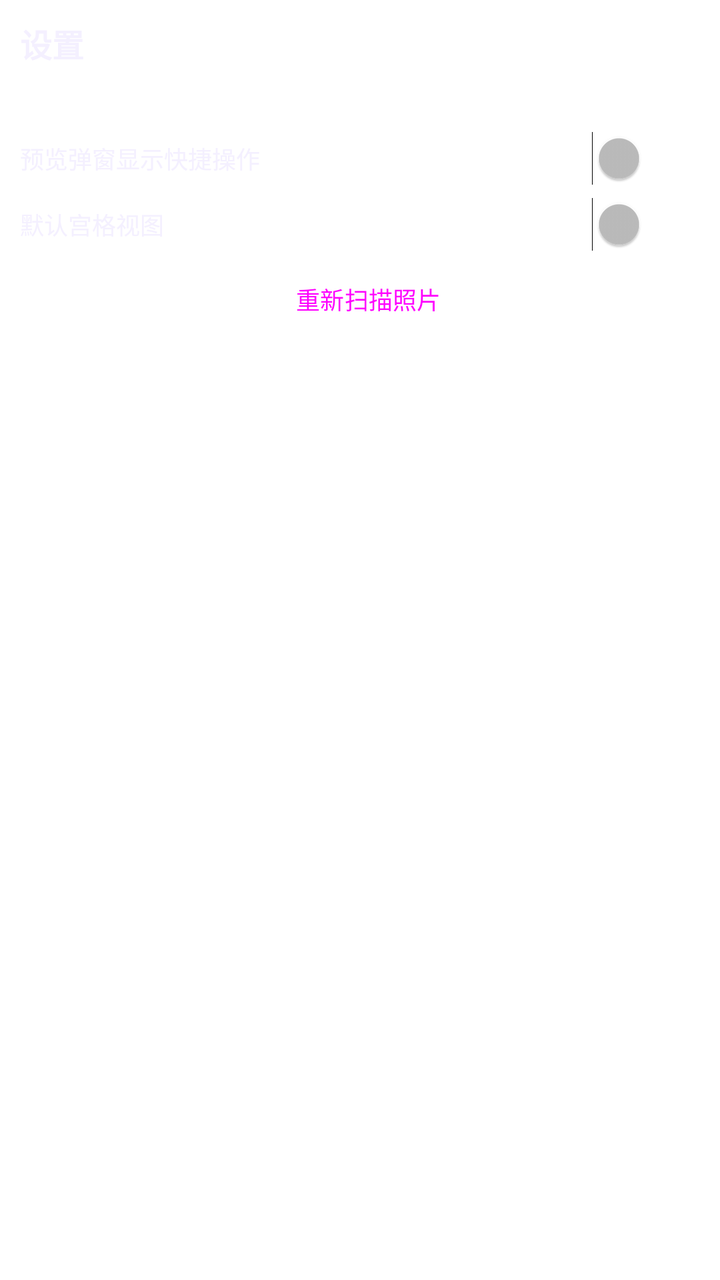
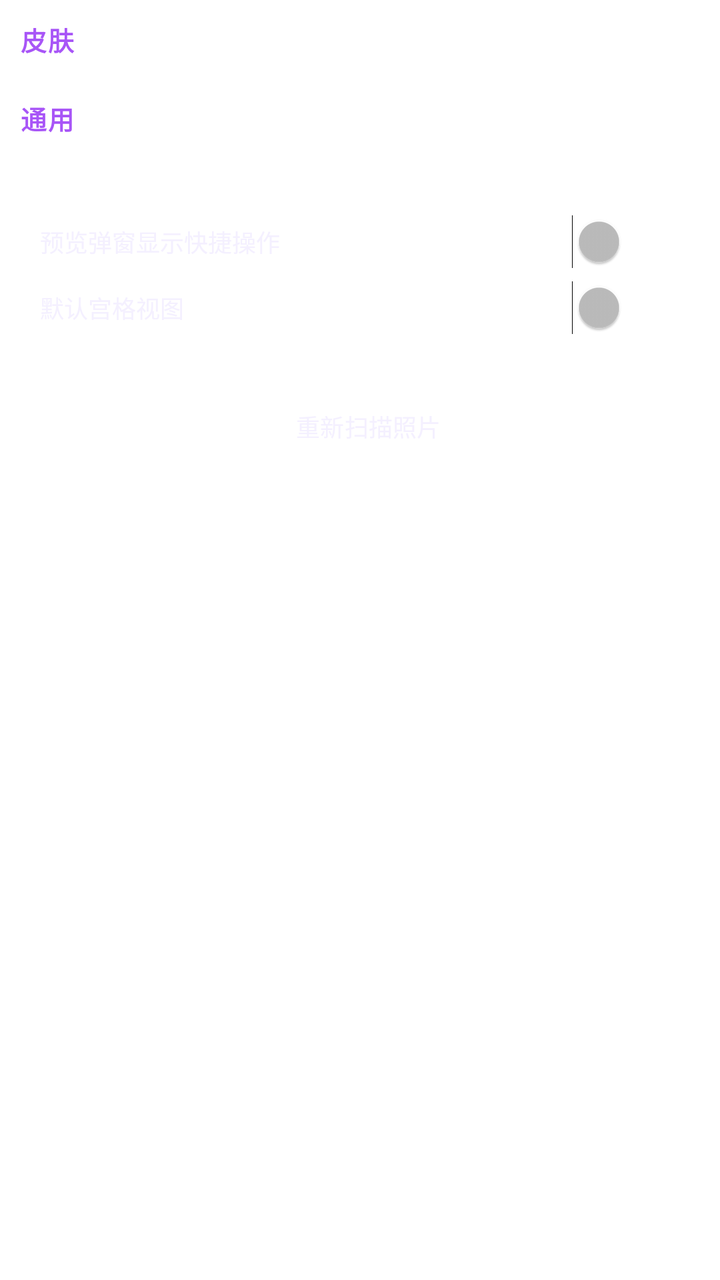

Screens rendered from an Android XML layout before and after an edit, with the pre-edit source and the edit as a unified diff.
<!-- AndroidManifest.xml: application theme Skin.Aurora -->
<!-- res/layout/page_settings.xml -->
<?xml version="1.0" encoding="utf-8"?>
<ScrollView xmlns:android="http://schemas.android.com/apk/res/android"
    android:layout_width="match_parent" android:layout_height="match_parent" android:padding="10dp">
    <LinearLayout android:layout_width="match_parent" android:layout_height="wrap_content" android:orientation="vertical">
        <TextView android:layout_width="match_parent" android:layout_height="wrap_content"
            android:text="设置" android:textSize="16sp" android:textColor="@color/text" android:textStyle="bold" android:paddingBottom="8dp"/>
        <TextView android:id="@+id/stat" android:layout_width="match_parent" android:layout_height="wrap_content"
            android:textSize="12sp" android:textColor="@color/dim" android:paddingBottom="8dp"/>
        <LinearLayout android:layout_width="match_parent" android:layout_height="wrap_content"
            android:orientation="horizontal" android:gravity="center_vertical">
            <TextView android:layout_width="0dp" android:layout_height="wrap_content" android:layout_weight="1"
                android:text="预览弹窗显示快捷操作" android:textSize="12sp" android:textColor="@color/text"/>
            <Switch android:id="@+id/swPreview" android:layout_width="wrap_content" android:layout_height="wrap_content"/>
        </LinearLayout>
        <LinearLayout android:layout_width="match_parent" android:layout_height="wrap_content"
            android:orientation="horizontal" android:gravity="center_vertical" android:paddingTop="6dp">
            <TextView android:layout_width="0dp" android:layout_height="wrap_content" android:layout_weight="1"
                android:text="默认宫格视图" android:textSize="12sp" android:textColor="@color/text"/>
            <Switch android:id="@+id/swGrid" android:layout_width="wrap_content" android:layout_height="wrap_content"/>
        </LinearLayout>
        <Button android:id="@+id/btnRescan" style="?android:attr/buttonBarButtonStyle"
            android:layout_width="match_parent" android:layout_height="wrap_content" android:text="重新扫描照片" android:textSize="12sp"/>
        <TextView android:id="@+id/version" android:layout_width="match_parent" android:layout_height="wrap_content"
            android:textSize="11sp" android:textColor="@color/dim"
            android:gravity="center" android:paddingTop="16dp"/>
    </LinearLayout>
</ScrollView>
<!-- resources referenced by this layout -->
<resources>
  <color name="dim">#FF9A8BBF</color>
  <color name="text">#FFF4F0FF</color>
  <style name="Skin.Aurora" parent="Base.PhotoBox">
          <item name="bgTopColor">#FF1A0B2E</item>
          <item name="bgBottomColor">#FF0D0518</item>
          <item name="glassColor">#1FFFFFFF</item>
          <item name="glassStrongColor">#2BFFFFFF</item>
          <item name="strokeColor">#24FFFFFF</item>
          <item name="surfaceStrongColor">#E61A0B2E</item>
          <item name="accentColor">#FFA855F7</item>
          <item name="accentSoftColor">#33A855F7</item>
          <item name="textColorMain">#FFF4F0FF</item>
          <item name="dangerColor">#FFF43F5E</item>
          <item name="okColor">#FF34D399</item>
          <item name="textColorDim">#FF9A8BBF</item>
      </style>
  <style name="Base.PhotoBox" parent="Theme.Material3.Dark.NoActionBar">
          <item name="android:windowBackground">@drawable/bg_app</item>
          <item name="android:statusBarColor">@android:color/transparent</item>
          <item name="android:navigationBarColor">@android:color/transparent</item>
          <item name="android:windowLightStatusBar">false</item>
          <item name="android:windowTranslucentStatus">true</item>
          <item name="android:windowTranslucentNavigation">true</item>
  
          <item name="colorPrimary">?attr/accentColor</item>
          <item name="colorOnPrimary">?attr/textColorMain</item>
          <item name="colorSurface">?attr/glassColor</item>
          <item name="colorOnSurface">?attr/textColorMain</item>
          <item name="colorControlNormal">?attr/textColorDim</item>
          <item name="colorControlActivated">?attr/accentColor</item>
  
          <item name="android:textColorPrimary">?attr/textColorMain</item>
          <item name="android:textColorSecondary">?attr/textColorDim</item>
          <item name="android:textColorHint">?attr/textColorDim</item>
      </style>
</resources>

<!-- the commit's change to res/layout/page_settings.xml (unified diff, before → after) -->
@@ -2,26 +2,46 @@
 <ScrollView xmlns:android="http://schemas.android.com/apk/res/android"
     android:layout_width="match_parent" android:layout_height="match_parent" android:padding="10dp">
     <LinearLayout android:layout_width="match_parent" android:layout_height="wrap_content" android:orientation="vertical">
+
         <TextView android:layout_width="match_parent" android:layout_height="wrap_content"
-            android:text="设置" android:textSize="16sp" android:textColor="@color/text" android:textStyle="bold" android:paddingBottom="8dp"/>
-        <TextView android:id="@+id/stat" android:layout_width="match_parent" android:layout_height="wrap_content"
-            android:textSize="12sp" android:textColor="@color/dim" android:paddingBottom="8dp"/>
+            android:text="皮肤" android:textSize="13sp" android:textColor="?attr/accentColor"
+            android:textStyle="bold" android:paddingBottom="6dp" android:letterSpacing="0.05"/>
+
+        <androidx.recyclerview.widget.RecyclerView android:id="@+id/skinList"
+            android:layout_width="match_parent" android:layout_height="wrap_content"
+            android:overScrollMode="never" android:nestedScrollingEnabled="false"/>
+
+        <TextView android:layout_width="match_parent" android:layout_height="wrap_content"
+            android:text="通用" android:textSize="13sp" android:textColor="?attr/accentColor"
+            android:textStyle="bold" android:paddingTop="14dp" android:paddingBottom="6dp" android:letterSpacing="0.05"/>
+
         <LinearLayout android:layout_width="match_parent" android:layout_height="wrap_content"
-            android:orientation="horizontal" android:gravity="center_vertical">
-            <TextView android:layout_width="0dp" android:layout_height="wrap_content" android:layout_weight="1"
-                android:text="预览弹窗显示快捷操作" android:textSize="12sp" android:textColor="@color/text"/>
-            <Switch android:id="@+id/swPreview" android:layout_width="wrap_content" android:layout_height="wrap_content"/>
+            android:orientation="vertical" android:background="@drawable/glass_card" android:padding="10dp">
+
+            <TextView android:id="@+id/stat" android:layout_width="match_parent" android:layout_height="wrap_content"
+                android:textSize="11sp" android:textColor="?attr/textColorDim" android:paddingBottom="8dp"/>
+
+            <LinearLayout android:layout_width="match_parent" android:layout_height="wrap_content"
+                android:orientation="horizontal" android:gravity="center_vertical">
+                <TextView android:layout_width="0dp" android:layout_height="wrap_content" android:layout_weight="1"
+                    android:text="预览弹窗显示快捷操作" android:textSize="12sp" android:textColor="?attr/textColorMain"/>
+                <Switch android:id="@+id/swPreview" android:layout_width="wrap_content" android:layout_height="wrap_content"/>
+            </LinearLayout>
+
+            <LinearLayout android:layout_width="match_parent" android:layout_height="wrap_content"
+                android:orientation="horizontal" android:gravity="center_vertical" android:paddingTop="6dp">
+                <TextView android:layout_width="0dp" android:layout_height="wrap_content" android:layout_weight="1"
+                    android:text="默认宫格视图" android:textSize="12sp" android:textColor="?attr/textColorMain"/>
+                <Switch android:id="@+id/swGrid" android:layout_width="wrap_content" android:layout_height="wrap_content"/>
+            </LinearLayout>
         </LinearLayout>
-        <LinearLayout android:layout_width="match_parent" android:layout_height="wrap_content"
-            android:orientation="horizontal" android:gravity="center_vertical" android:paddingTop="6dp">
-            <TextView android:layout_width="0dp" android:layout_height="wrap_content" android:layout_weight="1"
-                android:text="默认宫格视图" android:textSize="12sp" android:textColor="@color/text"/>
-            <Switch android:id="@+id/swGrid" android:layout_width="wrap_content" android:layout_height="wrap_content"/>
-        </LinearLayout>
+
         <Button android:id="@+id/btnRescan" style="?android:attr/buttonBarButtonStyle"
-            android:layout_width="match_parent" android:layout_height="wrap_content" android:text="重新扫描照片" android:textSize="12sp"/>
+            android:layout_width="match_parent" android:layout_height="wrap_content"
+            android:text="重新扫描照片" android:textSize="12sp" android:textColor="?attr/textColorMain"
+            android:background="@drawable/glass_bubble" android:layout_marginTop="12dp"/>
+
         <TextView android:id="@+id/version" android:layout_width="match_parent" android:layout_height="wrap_content"
-            android:textSize="11sp" android:textColor="@color/dim"
-            android:gravity="center" android:paddingTop="16dp"/>
+            android:textSize="11sp" android:textColor="?attr/textColorDim" android:gravity="center" android:paddingTop="16dp"/>
     </LinearLayout>
 </ScrollView>
<!-- resource entries referenced after the edit -->
@@ -1,7 +1,5 @@
 <!-- resources referenced by this layout -->
 <resources>
-  <color name="dim">#FF9A8BBF</color>
-  <color name="text">#FFF4F0FF</color>
   <style name="Skin.Aurora" parent="Base.PhotoBox">
           <item name="bgTopColor">#FF1A0B2E</item>
           <item name="bgBottomColor">#FF0D0518</item>
